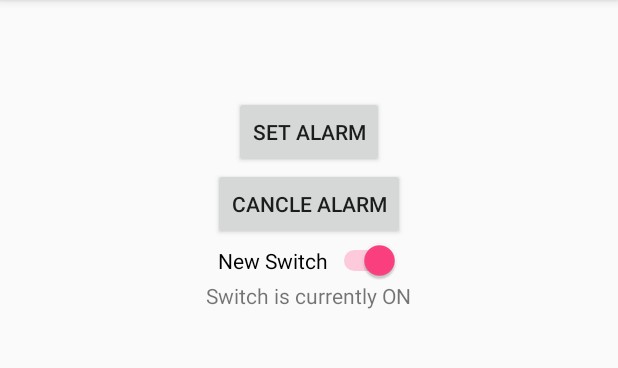
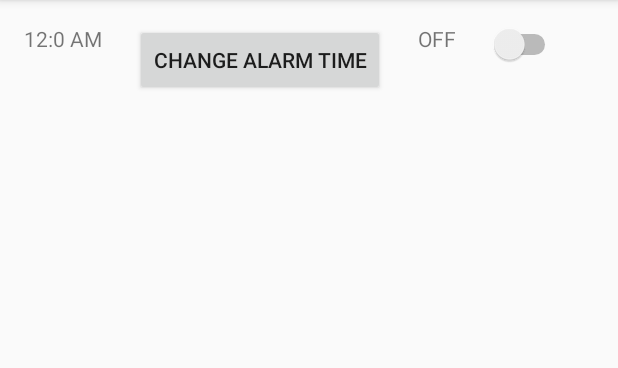
Before and after one commit to Nazmul56/LocalNotification, an Android app: the screen it shows after launch (MainActivity), on a phone screen of 412 x 824 dp, the part 84-452 px from its top. Run offline under Robolectric (Android 15) with nearby library versions, the phone set to English and light mode, and no system bars.

Commit message:
On Of Switch

```diff
--- a/app/src/main/java/com/droidkings/localnotification/MainActivity.java
+++ b/app/src/main/java/com/droidkings/localnotification/MainActivity.java
@@ -4,7 +4,9 @@ import android.app.AlarmManager;
 import android.app.Dialog;
 import android.app.PendingIntent;
 import android.app.TimePickerDialog;
+import android.content.Context;
 import android.content.Intent;
+import android.content.SharedPreferences;
 import android.os.Bundle;
 import android.support.v7.app.AppCompatActivity;
 import android.support.v7.widget.Toolbar;
@@ -23,7 +25,14 @@ import java.util.Calendar;
 public class MainActivity extends AppCompatActivity {
     AlarmManager am;  //This should be Global Variable
     PendingIntent pendingIntent;///Global variable
-    TextView switchStatus;
+    TextView switchStatus,timetv;
+    public static final String MyPREFERENCES = "MyPrefs" ;
+    public static final String Switch_Mode =  "switch_mode";
+    public static final String Hour = "hourKey";
+    public static final String Minute = "minutesKey";
+    SharedPreferences sharedpreferences;
+    Switch firstSwitch;
+
     @Override
     protected void onCreate(Bundle savedInstanceState) {
         super.onCreate(savedInstanceState);
@@ -31,9 +40,18 @@ public class MainActivity extends AppCompatActivity {
         Toolbar toolbar = (Toolbar) findViewById(R.id.toolbar);
         setSupportActionBar(toolbar);
         Button set = (Button) findViewById(R.id.setime);
-        Button cancelAl =(Button) findViewById(R.id.cancleAlarm);
-        Switch firstSwitch = (Switch) findViewById(R.id.switch1);
-        firstSwitch.setChecked(true);
+
+        timetv = (TextView) findViewById(R.id.alarmTime);
+         firstSwitch = (Switch) findViewById(R.id.switch1);
+
+       firstSwitch.setChecked(read_sharedprefarance());
+        read_time();
+        /**Edit the shared preference*/
+        sharedpreferences = getSharedPreferences(MyPREFERENCES, Context.MODE_PRIVATE);
+
+        //editor.putString(Phone, ph);String
+        //editor.putString(Email, e);
+
         switchStatus = (TextView) findViewById(R.id.status);
 
         set.setOnClickListener(new View.OnClickListener() {
@@ -42,44 +60,77 @@ public class MainActivity extends AppCompatActivity {
                 showDialog(888);
             }
         });
-        cancelAl.setOnClickListener(new View.OnClickListener() {
-            @Override
-            public void onClick(View view) {
-                if (am!= null) {
-                    am.cancel(pendingIntent);//Cancel the pre set Alarm From Alarm manager
-                    pendingIntent.cancel();//Release The panding intent
-                }
 
-            }
-        });
         firstSwitch.setOnCheckedChangeListener(new CompoundButton.OnCheckedChangeListener() {
 
             @Override
             public void onCheckedChanged(CompoundButton buttonView,
                                          boolean isChecked) {
+                SharedPreferences.Editor editor = sharedpreferences.edit();
+                if(isChecked){
+                    SharedPreferences sharedPref = getSharedPreferences(MyPREFERENCES, Context.MODE_PRIVATE);
 
-                if(isChecked){
-                    switchStatus.setText("Switch is currently ON");
+                    int hour = sharedPref.getInt(Hour,0);
+                    int minute = sharedPref.getInt(Minute,0);
+                    notification(hour,minute);
+                   editor.putBoolean(Switch_Mode, true);
+                    switchStatus.setText("ON");
                 }else{
-                    switchStatus.setText("Switch is currently OFF");
+                    editor.putBoolean(Switch_Mode,false);
+                    if (am!= null) {
+                        am.cancel(pendingIntent);//Cancel the pre set Alarm From Alarm manager
+                        pendingIntent.cancel();//Release The panding intent
+                    }
+                    switchStatus.setText("OFF");
                 }
+                editor.commit();
 
             }
         });
 
         //check the current state before we display the screen
         if(firstSwitch.isChecked()){
-            switchStatus.setText("Switch is currently ON");
+            switchStatus.setText("ON");
         }
         else {
-            switchStatus.setText("Switch is currently OFF");
+            switchStatus.setText("OFF");
         }
+    }
+    public boolean read_sharedprefarance(){
+        SharedPreferences sharedPref = getSharedPreferences(MyPREFERENCES, Context.MODE_PRIVATE);
+        //int defaultValue = getResources().getInteger(R.string.saved_high_score_default);\
+
+        boolean mode = sharedPref.getBoolean(Switch_Mode,false);
+
+        return mode;
+    }
+    public void read_time()
+    {
+        SharedPreferences sharedPref = getSharedPreferences(MyPREFERENCES, Context.MODE_PRIVATE);
+
+        int hour = sharedPref.getInt(Hour,0);
+        int minute = sharedPref.getInt(Minute,0);
+
+        String time = showTime(hour, minute);
+        timetv.setText(time);
+
+
     }
     private TimePickerDialog.OnTimeSetListener myTimeListener = new TimePickerDialog.OnTimeSetListener() {
         @Override
         public void onTimeSet(TimePicker view, int hourOfDay, int minute) {
-           notification(hourOfDay,minute);
+
+         //  notification(hourOfDay, minute);
+            SharedPreferences.Editor editor = sharedpreferences.edit();
+            editor.putInt(Hour, hourOfDay);
+            editor.putInt(Minute,minute);
+            editor.commit();
+            read_time();
+
+
         }
+
+
     };
 
     @Override
--- a/app/src/main/res/layout/content_main.xml
+++ b/app/src/main/res/layout/content_main.xml
@@ -11,40 +11,71 @@
     app:layout_behavior="@string/appbar_scrolling_view_behavior"
     tools:context="com.droidkings.localnotification.MainActivity"
     tools:showIn="@layout/activity_main">
+    <LinearLayout
+        android:layout_width="match_parent"
+        android:layout_height="wrap_content"
+        android:orientation="horizontal">
+        <LinearLayout
+            android:layout_width="wrap_content"
+            android:layout_height="wrap_content"
+            android:layout_weight="1">
 
+            <TextView
+                android:layout_width="wrap_content"
+                android:layout_height="wrap_content"
+                android:textAppearance="?android:attr/textAppearanceSmall"
+                android:id="@+id/alarmTime"
+
+                android:text="0:0"
+                android:layout_centerHorizontal="true"
+                />
+        </LinearLayout>
+        <LinearLayout
+            android:layout_width="wrap_content"
+            android:layout_height="wrap_content"
+            android:layout_weight="1">
             <Button
                 android:layout_width="wrap_content"
                 android:layout_height="wrap_content"
-        android:text="Set Alarm"
+                android:text="Change Alarm Time"
                 android:id="@+id/setime"
                 android:layout_centerHorizontal="true"
-        android:layout_marginTop="48dp" />
-    <Button
+                />
+        </LinearLayout>
+        <LinearLayout
             android:layout_width="wrap_content"
             android:layout_height="wrap_content"
-        android:text="Cancle Alarm"
-        android:id="@+id/cancleAlarm"
-        android:layout_below="@+id/setime"
-        android:layout_centerHorizontal="true" />
-
-    <Switch
-        android:layout_width="wrap_content"
-        android:layout_height="wrap_content"
-        android:text="New Switch"
-        android:id="@+id/switch1"
-        android:layout_below="@+id/cancleAlarm"
-        android:layout_centerHorizontal="true" />
-
+            android:layout_weight="1">
             <TextView
                 android:layout_width="wrap_content"
                 android:layout_height="wrap_content"
                 android:textAppearance="?android:attr/textAppearanceSmall"
                 android:text="Off"
                 android:id="@+id/status"
-        android:layout_below="@+id/switch1"
+
 
                 android:layout_centerHorizontal="true"
                 />
 
 
+        </LinearLayout>
+
+        <LinearLayout
+                android:layout_width="wrap_content"
+                android:layout_height="wrap_content"
+            android:layout_weight="1"
+            >
+             <Switch
+                 android:layout_width="wrap_content"
+                 android:layout_height="wrap_content"
+                 android:id="@+id/switch1"
+                 android:layout_centerHorizontal="true"
+        />
+
+        </LinearLayout>
+
+    </LinearLayout>
+
+
+
 </RelativeLayout>
--- a/build.gradle
+++ b/build.gradle
@@ -5,7 +5,7 @@ buildscript {
         jcenter()
     }
     dependencies {
-        classpath 'com.android.tools.build:gradle:1.5.0'
+        classpath 'com.android.tools.build:gradle:2.1.2'
 
         // NOTE: Do not place your application dependencies here; they belong
         // in the individual module build.gradle files
```
Also changed, not shown: gradle/wrapper/gradle-wrapper.properties. Lines whose indentation alone changed are shown as unchanged.
